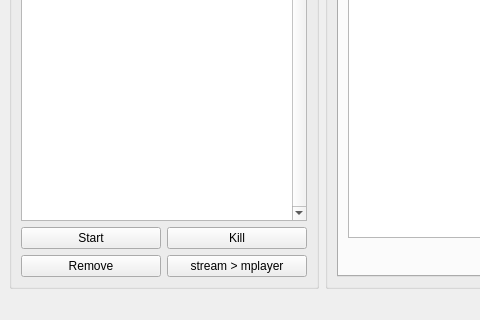
First picture: the form in qt4-layout/gui.ui, repository boon-code/mp-layer, before the edit; both pictures show x 0 to 480 and y 280 to 600 of the 915 by 600 pixel window.
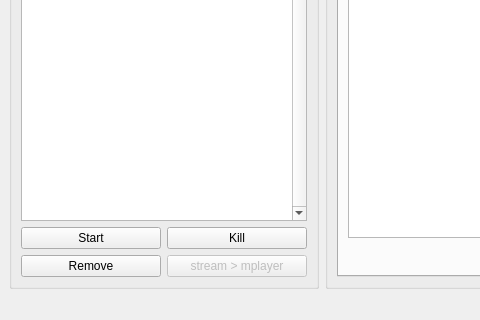
Second picture: the form after the edit. Custom widgets are drawn as their Qt base class.

Patch:
```diff
--- a/qt4-layout/gui.ui
+++ b/qt4-layout/gui.ui
@@ -157,6 +157,9 @@
          </item>
          <item row="1" column="1">
           <widget class="QPushButton" name="pubMplayer">
+           <property name="enabled">
+            <bool>false</bool>
+           </property>
            <property name="text">
             <string>stream &gt; mplayer</string>
            </property>
```
